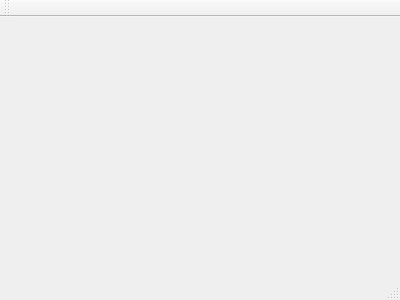
StumboEugen/topology_map, file include/topo/UI/topoui.ui: the form before one commit.
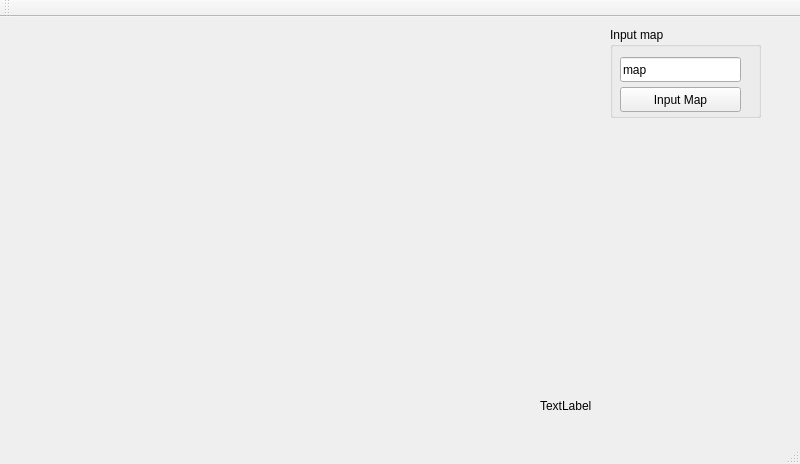
The form after the commit.

What changed in the file:
```diff
--- a/include/topo/UI/topoui.ui
+++ b/include/topo/UI/topoui.ui
@@ -1,24 +1,108 @@
 <ui version="4.0">
  <class>TopoUI</class>
- <widget class="QMainWindow" name="TopoUI" >
-  <property name="geometry" >
+ <widget class="QMainWindow" name="TopoUI">
+  <property name="geometry">
    <rect>
     <x>0</x>
     <y>0</y>
-    <width>400</width>
-    <height>300</height>
+    <width>800</width>
+    <height>464</height>
    </rect>
   </property>
   <property name="windowTitle" >
    <string>TopoUI</string>
   </property>
-  <widget class="QMenuBar" name="menuBar" />
-  <widget class="QToolBar" name="mainToolBar" />
-  <widget class="QWidget" name="centralWidget" />
-  <widget class="QStatusBar" name="statusBar" />
+  <widget class="QWidget" name="centralWidget">
+   <widget class="QWidget" name="paintArea" native="true">
+    <property name="geometry">
+     <rect>
+      <x>10</x>
+      <y>10</y>
+      <width>411</width>
+      <height>361</height>
+     </rect>
+    </property>
+   </widget>
+   <widget class="QGroupBox" name="groupBox">
+    <property name="geometry">
+     <rect>
+      <x>610</x>
+      <y>10</y>
+      <width>151</width>
+      <height>91</height>
+     </rect>
+    </property>
+    <property name="title">
+     <string>Input map</string>
+    </property>
+    <widget class="QLineEdit" name="etInputMap">
+     <property name="geometry">
+      <rect>
+       <x>10</x>
+       <y>30</y>
+       <width>121</width>
+       <height>25</height>
+      </rect>
+     </property>
+     <property name="whatsThis">
+      <string>&lt;html&gt;&lt;head/&gt;&lt;body&gt;&lt;p&gt;the map name&lt;/p&gt;&lt;p&gt;default floder: ~/topoMaps/&lt;/p&gt;&lt;/body&gt;&lt;/html&gt;</string>
+     </property>
+     <property name="layoutDirection">
+      <enum>Qt::LeftToRight</enum>
+     </property>
+     <property name="text">
+      <string>map</string>
+     </property>
+    </widget>
+    <widget class="QPushButton" name="btnInputMap">
+     <property name="geometry">
+      <rect>
+       <x>10</x>
+       <y>60</y>
+       <width>121</width>
+       <height>25</height>
+      </rect>
+     </property>
+     <property name="text">
+      <string>Input Map</string>
+     </property>
+    </widget>
+   </widget>
+   <widget class="QLabel" name="label">
+    <property name="geometry">
+     <rect>
+      <x>540</x>
+      <y>380</y>
+      <width>67</width>
+      <height>17</height>
+     </rect>
+    </property>
+    <property name="text">
+     <string>TextLabel</string>
+    </property>
+   </widget>
+  </widget>
+  <widget class="QMenuBar" name="menuBar">
+   <property name="geometry">
+    <rect>
+     <x>0</x>
+     <y>0</y>
+     <width>800</width>
+     <height>22</height>
+    </rect>
+   </property>
+  </widget>
+  <widget class="QToolBar" name="mainToolBar">
+   <attribute name="toolBarArea">
+    <enum>TopToolBarArea</enum>
+   </attribute>
+   <attribute name="toolBarBreak">
+    <bool>false</bool>
+   </attribute>
+  </widget>
+  <widget class="QStatusBar" name="statusBar"/>
  </widget>
- <layoutDefault spacing="6" margin="11" />
- <pixmapfunction></pixmapfunction>
+ <layoutdefault spacing="6" margin="11"/>
  <resources/>
  <connections/>
 </ui>
```
Left out of the diff: 3 changed lines with no effect on the pictures.
